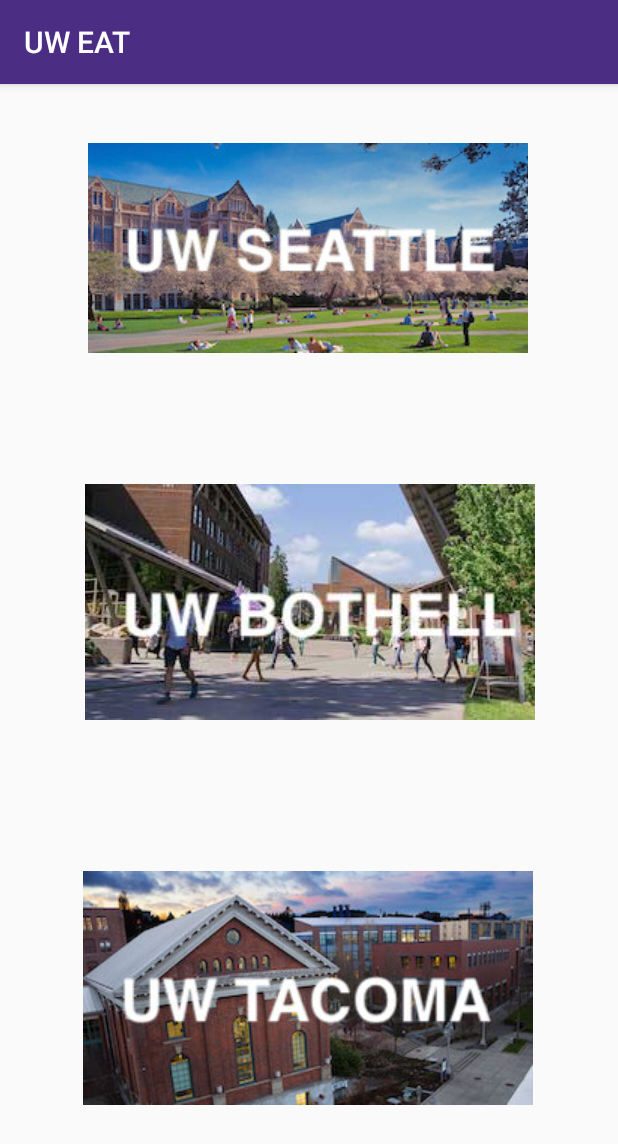
After one commit to ruitaoyu/uweat, an Android app: the SchoolListActivity screen opened directly, with no data from a screen before it, on a phone screen of 412 x 824 dp. The commit adds this screen. Shown: the top 1144 px of the screen. Run offline under Robolectric (Android 15) with nearby library versions, the phone set to English and light mode, and no system bars.

Commit message:
added login function with school list

```diff
--- a/app/src/main/AndroidManifest.xml
+++ b/app/src/main/AndroidManifest.xml
@@ -16,7 +16,8 @@
                 <category android:name="android.intent.category.LAUNCHER" />
             </intent-filter>
         </activity>
-        <activity android:name=".SignUpActivity"></activity>
+        <activity android:name=".SignUpActivity" />
+        <activity android:name=".SchoolListActivity"></activity>
     </application>
 
 </manifest>
--- /dev/null
+++ b/app/src/main/java/com/example/terryyu/uweat/SchoolListActivity.java
@@ -0,0 +1,13 @@
+package com.example.terryyu.uweat;
+
+import android.support.v7.app.AppCompatActivity;
+import android.os.Bundle;
+
+public class SchoolListActivity extends AppCompatActivity {
+
+    @Override
+    protected void onCreate(Bundle savedInstanceState) {
+        super.onCreate(savedInstanceState);
+        setContentView(R.layout.activity_school_list);
+    }
+}
--- /dev/null
+++ b/app/src/main/res/layout/activity_school_list.xml
@@ -0,0 +1,50 @@
+<?xml version="1.0" encoding="utf-8"?>
+<android.support.constraint.ConstraintLayout xmlns:android="http://schemas.android.com/apk/res/android"
+    xmlns:app="http://schemas.android.com/apk/res-auto"
+    xmlns:tools="http://schemas.android.com/tools"
+    android:layout_width="match_parent"
+    android:layout_height="match_parent"
+    tools:context=".SchoolListActivity">
+
+    <ImageView
+        android:id="@+id/imageView2"
+        android:layout_width="300dp"
+        android:layout_height="140dp"
+        android:layout_marginTop="8dp"
+        android:layout_marginBottom="8dp"
+        app:layout_constraintBottom_toBottomOf="parent"
+        app:layout_constraintEnd_toEndOf="parent"
+        app:layout_constraintHorizontal_bias="0.495"
+        app:layout_constraintStart_toStartOf="parent"
+        app:layout_constraintTop_toTopOf="parent"
+        app:layout_constraintVertical_bias="0.051"
+        app:srcCompat="@mipmap/uws" />
+
+    <ImageView
+        android:id="@+id/imageView"
+        android:layout_width="300dp"
+        android:layout_height="157dp"
+        android:layout_marginTop="8dp"
+        android:layout_marginBottom="8dp"
+        app:layout_constraintBottom_toBottomOf="parent"
+        app:layout_constraintEnd_toEndOf="parent"
+        app:layout_constraintHorizontal_bias="0.504"
+        app:layout_constraintStart_toStartOf="parent"
+        app:layout_constraintTop_toTopOf="@+id/imageView2"
+        app:layout_constraintVertical_bias="0.395"
+        app:srcCompat="@mipmap/uwb" />
+
+    <ImageView
+        android:id="@+id/imageView3"
+        android:layout_width="300dp"
+        android:layout_height="156dp"
+        android:layout_marginTop="8dp"
+        android:layout_marginBottom="8dp"
+        app:layout_constraintBottom_toBottomOf="parent"
+        app:layout_constraintEnd_toEndOf="parent"
+        app:layout_constraintHorizontal_bias="0.495"
+        app:layout_constraintStart_toStartOf="parent"
+        app:layout_constraintTop_toTopOf="parent"
+        app:layout_constraintVertical_bias="0.867"
+        app:srcCompat="@mipmap/uwt" />
+</android.support.constraint.ConstraintLayout>
```
Also changed, not shown: app/src/main/java/com/example/terryyu/uweat/LoginActivity.java (+18 -7 lines), app/src/main/res/mipmap-hdpi/uwb.jpg (added), app/src/main/res/mipmap-hdpi/uws.jpg (added), app/src/main/res/mipmap-hdpi/uwt.jpg (added).
